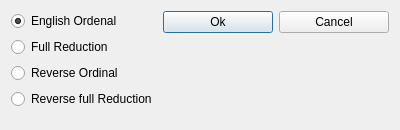
Old version of the form selectdialog.ui in the repository QTinman/GAnalyzer.
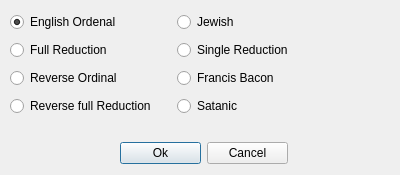
New version of the form.

Patch:
```diff
--- a/selectdialog.ui
+++ b/selectdialog.ui
@@ -7,16 +7,23 @@
     <x>0</x>
     <y>0</y>
     <width>400</width>
-    <height>130</height>
+    <height>175</height>
    </rect>
   </property>
   <property name="windowTitle">
    <string>Select searchpattern</string>
   </property>
-  <layout class="QFormLayout" name="formLayout">
+  <widget class="QWidget" name="layoutWidget">
+   <property name="geometry">
+    <rect>
+     <x>10</x>
+     <y>10</y>
+     <width>327</width>
+     <height>112</height>
+    </rect>
+   </property>
+   <layout class="QGridLayout" name="gridLayout">
    <item row="0" column="0">
-    <layout class="QVBoxLayout" name="verticalLayout_2">
-     <item>
       <widget class="QRadioButton" name="radioButton1">
        <property name="text">
         <string>English Ordenal</string>
@@ -26,39 +33,75 @@
        </property>
       </widget>
      </item>
-     <item>
+    <item row="1" column="0">
       <widget class="QRadioButton" name="radioButton2">
        <property name="text">
         <string>Full Reduction</string>
        </property>
       </widget>
      </item>
-     <item>
+    <item row="1" column="1">
+     <widget class="QRadioButton" name="SingleRed">
+      <property name="text">
+       <string>Single Reduction</string>
+      </property>
+     </widget>
+    </item>
+    <item row="2" column="0">
       <widget class="QRadioButton" name="radioButton3">
        <property name="text">
         <string>Reverse Ordinal</string>
        </property>
       </widget>
      </item>
-     <item>
+    <item row="2" column="1">
+     <widget class="QRadioButton" name="Francis">
+      <property name="text">
+       <string>Francis Bacon</string>
+      </property>
+     </widget>
+    </item>
+    <item row="3" column="0">
       <widget class="QRadioButton" name="radioButton4">
        <property name="text">
         <string>Reverse full Reduction</string>
        </property>
       </widget>
      </item>
-    </layout>
+    <item row="3" column="1">
+     <widget class="QRadioButton" name="Satanic">
+      <property name="text">
+       <string>Satanic</string>
+      </property>
+     </widget>
    </item>
    <item row="0" column="1">
-    <layout class="QHBoxLayout" name="horizontalLayout">
-     <item>
+     <widget class="QRadioButton" name="Jewish">
+      <property name="text">
+       <string>Jewish</string>
+      </property>
+     </widget>
+    </item>
+   </layout>
+  </widget>
+  <widget class="QWidget" name="layoutWidget">
+   <property name="geometry">
+    <rect>
+     <x>120</x>
+     <y>140</y>
+     <width>168</width>
+     <height>27</height>
+    </rect>
+   </property>
+   <layout class="QGridLayout" name="gridLayout_2">
+    <item row="0" column="0">
       <widget class="QPushButton" name="pushButton">
        <property name="text">
         <string>Ok</string>
        </property>
       </widget>
      </item>
-     <item>
+    <item row="0" column="1">
       <widget class="QPushButton" name="pushButton_2">
        <property name="text">
         <string>Cancel</string>
@@ -66,8 +109,7 @@
       </widget>
      </item>
     </layout>
-   </item>
-  </layout>
+  </widget>
  </widget>
  <resources/>
  <connections>
```
Lines whose indentation alone changed are shown as unchanged.
